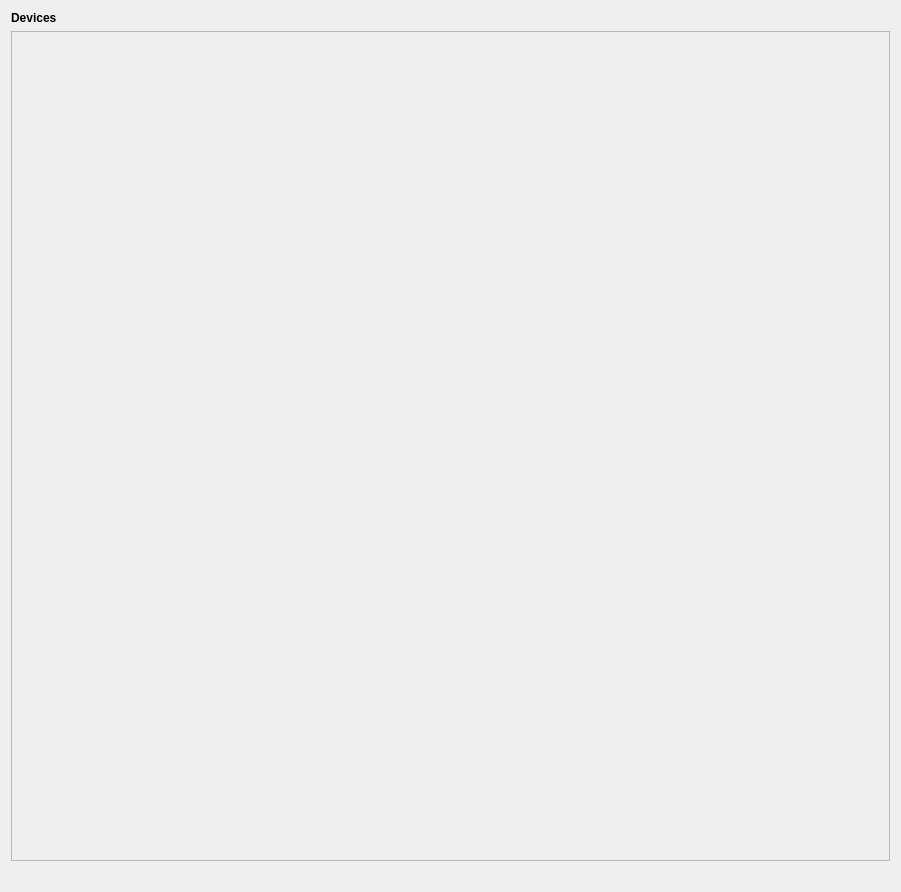
This is SmartDotConnectWidget.ui in YCP-Rev-Metrix/BallSpinner-Controller-v2 as Qt 5 draws it before an edit. The edited form follows.
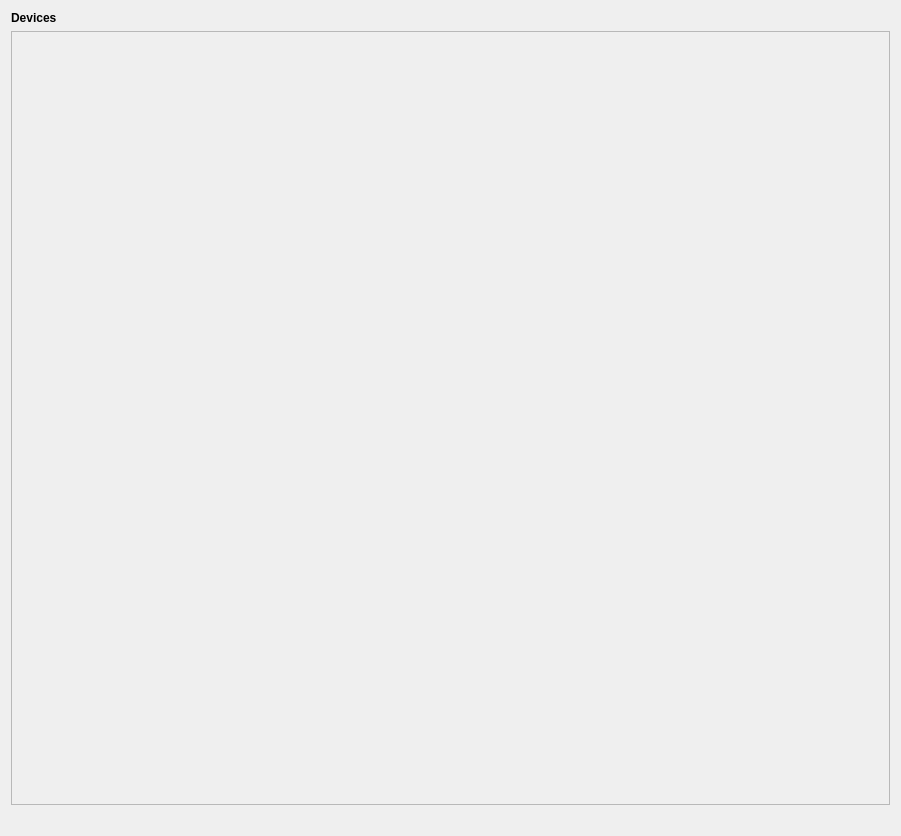
This is the edited form.

```diff
--- a/SmartDotConnectWidget.ui
+++ b/SmartDotConnectWidget.ui
@@ -7,7 +7,7 @@
     <x>0</x>
     <y>0</y>
     <width>901</width>
-    <height>892</height>
+    <height>836</height>
    </rect>
   </property>
   <property name="windowTitle">
@@ -38,7 +38,7 @@
         <x>0</x>
         <y>0</y>
         <width>875</width>
-        <height>816</height>
+        <height>760</height>
        </rect>
       </property>
      </widget>
```
